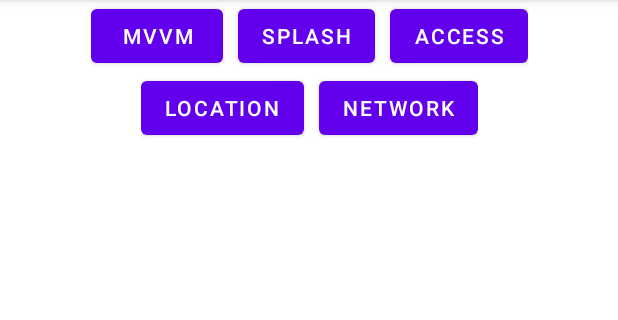
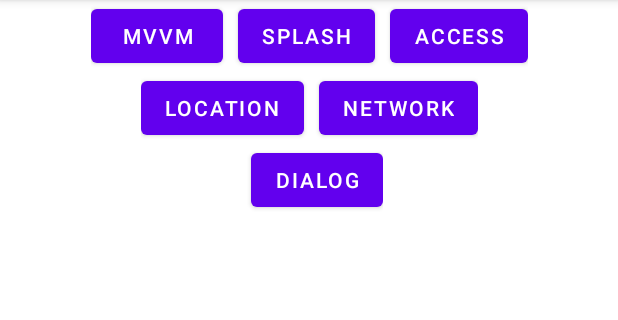
Before and after one commit to pioneer-d/andorid_function, an Android app: the screen it shows after launch (MainActivity), on a phone screen of 412 x 824 dp, the part 84-404 px from its top. Run offline under Robolectric (Android 15) with nearby library versions, the phone set to English and light mode, and no system bars.

Commit message:
6_Make Dialog with CardView
point : dialog?.window?.setBackgroundDrawable(ColorDrawable(Color.TRANSPARENT))

```diff
--- a/app/src/main/AndroidManifest.xml
+++ b/app/src/main/AndroidManifest.xml
@@ -3,11 +3,9 @@
     package="com.android.function">
 
     <uses-permission android:name="android.permission.CAMERA" />
-
     <uses-permission android:name="android.permission.INTERNET" />
     <uses-permission android:name="android.permission.ACCESS_FINE_LOCATION" />
     <uses-permission android:name="android.permission.ACCESS_COARSE_LOCATION" />
-
     <uses-permission android:name="android.permission.ACCESS_NETWORK_STATE" />
 
     <application
@@ -17,6 +15,9 @@
         android:roundIcon="@mipmap/ic_launcher_round"
         android:supportsRtl="true"
         android:theme="@style/Theme.Android_function">
+        <activity
+            android:name=".dialog_cardView.Dialog_CardView"
+            android:exported="false" />
         <activity
             android:name=".network.NetworkConfirm"
             android:exported="false" />
--- a/app/src/main/res/layout/activity_main.xml
+++ b/app/src/main/res/layout/activity_main.xml
@@ -37,6 +37,7 @@
         </LinearLayout>
 
     <LinearLayout
+        android:id="@+id/second_linear"
         android:layout_width="wrap_content"
         android:layout_height="wrap_content"
         app:layout_constraintTop_toBottomOf="@+id/first_linear"
@@ -57,5 +58,23 @@
             android:text="Network" />
     </LinearLayout>
 
+    <LinearLayout
+        android:id="@+id/third_linear"
+        android:layout_width="wrap_content"
+        android:layout_height="wrap_content"
+        app:layout_constraintTop_toBottomOf="@+id/second_linear"
+        app:layout_constraintRight_toRightOf="parent"
+        app:layout_constraintLeft_toLeftOf="parent">
+
+        <Button
+            android:id="@+id/go_dialog"
+            android:layout_width="wrap_content"
+            android:layout_height="wrap_content"
+            android:layout_marginLeft="10dp"
+            android:text="Dialog" />
+
+
+    </LinearLayout>
+
 
     </androidx.constraintlayout.widget.ConstraintLayout>
--- a/app/src/main/res/values/strings.xml
+++ b/app/src/main/res/values/strings.xml
@@ -4,4 +4,5 @@
     <string name="access_button">Get Access Right</string>
     <string name="location_button">Get Location</string>
     <string name="network_button">Confirm Network</string>
+    <string name="dialog_button">Alert Dialog</string>
 </resources>
```
Also changed, not shown: app/src/main/java/com/android/function/MainActivity.kt (+10 -2 lines), app/src/main/java/com/android/function/dialog_cardView/Dialog_CardView.kt (added, +53 -0 lines), app/src/main/res/layout/activity_dialog_card_view.xml (added, +19 -0 lines), app/src/main/res/layout/dialog_cardview.xml (added, +44 -0 lines).
